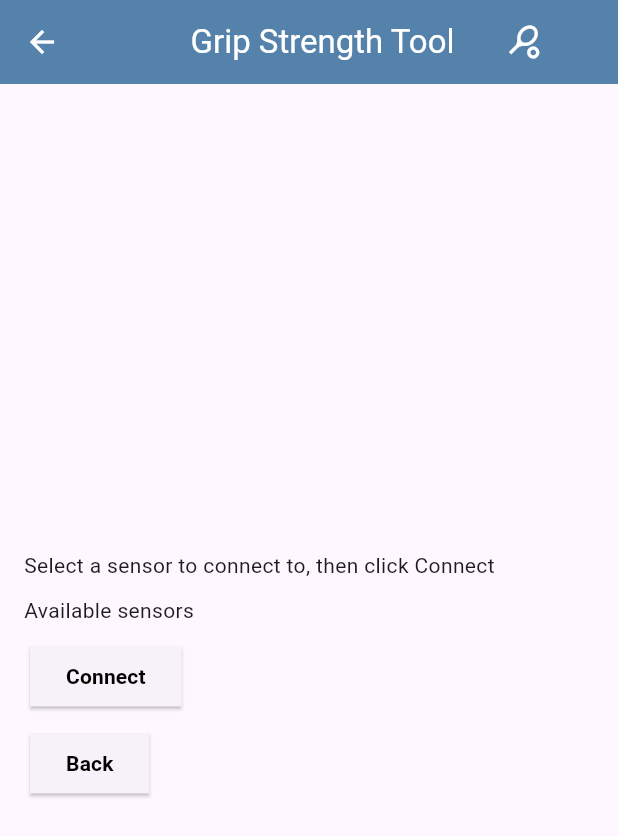
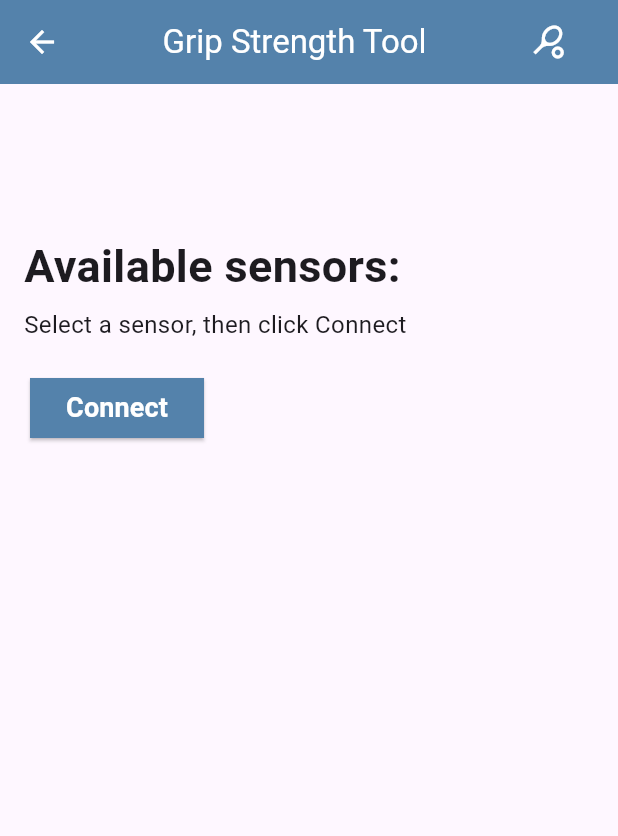
Before and after one commit to HopeCollegeCS/GripFixer, a Flutter app: the ConnectToSensor screen opened directly with empty values, on a phone screen of 412 x 824 dp. Shown: the top 836 px of the screen. Run offline on Flutter 3.47's test engine with Material 3 defaults, Android fonts, the phone set to English and light mode, and no system bars; our stand-ins replace camera, flutter_blue_plus, go_router, sqflite, syncfusion_flutter_charts, syncfusion_flutter_gauges and 1 more; accounts and stored records are empty.

Commit message:
connect to sensor

```diff
--- a/lib/connect_to_sensor.dart
+++ b/lib/connect_to_sensor.dart
@@ -15,14 +15,14 @@ class ConnectToSensor extends StatefulWidget {
   State<ConnectToSensor> createState() => _ConnectToSensor();
 }
 
-bool firstTime = false;
-
 class _ConnectToSensor extends State<ConnectToSensor> {
   BluetoothDevice? _selectedDevice;
   List<BluetoothDevice> _discoveredDevices = [];
   AppState state = AppState();
   final Completer<void> completer = Completer();
   bool isConnecting = false;
+  late bool firstTime = false;
+
   //initializes the Bluetooth state
   @override
   void initState() {
@@ -33,10 +33,9 @@ class _ConnectToSensor extends State<ConnectToSensor> {
 
   // checks if the Bluetooth adapter is on
   Future<void> initBluetoothState() async {
-    bool isOn =
-        await FlutterBluePlus.adapterState.first == BluetoothAdapterState.on;
-
+    bool isOn = await FlutterBluePlus.adapterState.first == BluetoothAdapterState.on;
     if (!isOn) {
+      firstTime = true;
       await FlutterBluePlus.turnOn();
     }
     //sets the log level for the flutter_blue_plus package and checks if Bluetooth is supported on the device
@@ -59,8 +58,6 @@ class _ConnectToSensor extends State<ConnectToSensor> {
         setState(() {
           _discoveredDevices = results.map((result) => result.device).toList();
         });
-      } else {
-        firstTime = true;
       }
     }).onDone(() {
       print('Scan finished');
@@ -77,36 +74,20 @@ class _ConnectToSensor extends State<ConnectToSensor> {
         device.discoverServices(timeout: 30).then((services) {
           // Discover services and characteristics
           //List<BluetoothService> services = await device.discoverServices();
-          var service = services
-              .where(
-                  (s) => s.uuid == Guid("19b10000-e8f2-537e-4f6c-d104768a1214"))
-              .first;
-          var requestCharacteristic = service.characteristics
-              .where(
-                  (s) => s.uuid == Guid("19b10001-e8f2-537e-4f6c-d104768a1215"))
-              .first;
-          var responseCharacteristic = service.characteristics
-              .where(
-                  (s) => s.uuid == Guid("19b10001-e8f2-537e-4f6c-d104768a1216"))
-              .first;
-          var maxGripStrengthCharacteristic = service.characteristics
-              .where(
-                  (s) => s.uuid == Guid("19b10001-e8f2-537e-4f6c-d104768a1217"))
-              .first;
-          var targetGripPercentageCharacteristic = service.characteristics
-              .where(
-                  (s) => s.uuid == Guid("19b10001-e8f2-537e-4f6c-d104768a1218"))
-              .first;
-          var enableFeedbackCharacteristic = service.characteristics
-              .where(
-                  (s) => s.uuid == Guid("19b10001-e8f2-537e-4f6c-d104768a1219"))
-              .first;
-          var sensorNumberCharacteristic = service.characteristics
-              .where(
-                  (s) => s.uuid == Guid("19b10001-e8f2-537e-4f6c-d104768a1220"))
-              .first;
-          state.targetGripPercentageCharacteristic =
-              targetGripPercentageCharacteristic;
+          var service = services.where((s) => s.uuid == Guid("19b10000-e8f2-537e-4f6c-d104768a1214")).first;
+          var requestCharacteristic =
+              service.characteristics.where((s) => s.uuid == Guid("19b10001-e8f2-537e-4f6c-d104768a1215")).first;
+          var responseCharacteristic =
+              service.characteristics.where((s) => s.uuid == Guid("19b10001-e8f2-537e-4f6c-d104768a1216")).first;
+          var maxGripStrengthCharacteristic =
+              service.characteristics.where((s) => s.uuid == Guid("19b10001-e8f2-537e-4f6c-d104768a1217")).first;
+          var targetGripPercentageCharacteristic =
+              service.characteristics.where((s) => s.uuid == Guid("19b10001-e8f2-537e-4f6c-d104768a1218")).first;
+          var enableFeedbackCharacteristic =
+              service.characteristics.where((s) => s.uuid == Guid("19b10001-e8f2-537e-4f6c-d104768a1219")).first;
+          var sensorNumberCharacteristic =
+              service.characteristics.where((s) => s.uuid == Guid("19b10001-e8f2-537e-4f6c-d104768a1220")).first;
+          state.targetGripPercentageCharacteristic = targetGripPercentageCharacteristic;
           state.maxGripStrengthCharacteristic = maxGripStrengthCharacteristic;
           state.enableFeedbackCharacteristic = enableFeedbackCharacteristic;
           state.sensorNumberCharacteristic = sensorNumberCharacteristic;
@@ -143,10 +124,11 @@ class _ConnectToSensor extends State<ConnectToSensor> {
 //test later bc of arduino overheating
   @override
   Widget build(BuildContext context) {
-    if (state.bluetoothDevice == null) {
+    if (!firstTime) {
       return Scaffold(
         appBar: AppBar(
           backgroundColor: const Color(0xFF5482ab),
+          centerTitle: true,
           leading: IconButton(
             color: (const Color(0xFFFFFFFF)),
             onPressed: () async {
@@ -158,16 +140,12 @@ class _ConnectToSensor extends State<ConnectToSensor> {
             child: Row(
               mainAxisAlignment: MainAxisAlignment.spaceEvenly,
               children: [
-                const SizedBox(width: 10),
+                const SizedBox(width: 24),
                 const Text('Grip Strength Tool',
                     style: TextStyle(
                       color: Color(0xFFFFFFFF),
                     )),
-                // const SizedBox(width: 10),
-                // const Icon(
-                //   Icons.sports_tennis,
-                // ),
-                // const SizedBox(width: 10),
+                const SizedBox(width: 45),
                 Builder(
                   builder: (context) {
                     return IconButton(
@@ -185,28 +163,28 @@ class _ConnectToSensor extends State<ConnectToSensor> {
         ),
         body: Center(
           child: Column(
-            mainAxisAlignment: MainAxisAlignment.center,
+            mainAxisAlignment: MainAxisAlignment.start,
             children: [
-              const SizedBox(height: 20.0),
+              const SizedBox(height: 100.0),
               const Padding(
                 padding: EdgeInsets.only(left: 16.0),
                 child: Align(
                   alignment: Alignment.centerLeft,
-                  child:
-                      Text('Select a sensor to connect to, then click Connect'),
+                  child: Text('Available sensors:', style: TextStyle(fontSize: 30, fontWeight: FontWeight.bold)),
                 ),
               ),
-              const SizedBox(height: 10.0),
+              const SizedBox(height: 6),
               const Padding(
                 padding: EdgeInsets.only(left: 16.0),
                 child: Align(
                   alignment: Alignment.centerLeft,
-                  child: Text('Available sensors'),
+                  child: Text('Select a sensor, then click Connect', style: TextStyle(fontSize: 16)),
                 ),
               ),
+              const SizedBox(height: 10.0),
               // AVAILABLE SENSORS GO HERE
               ...(_discoveredDevices.map((device) => ListTile(
-                  title: Text(device.platformName),
+                  title: Text(device.platformName, style: const TextStyle(fontSize: 16)),
                   leading: Radio<BluetoothDevice>(
                     value: device,
                     groupValue: _selectedDevice,
@@ -224,8 +202,7 @@ class _ConnectToSensor extends State<ConnectToSensor> {
                   crossAxisAlignment: CrossAxisAlignment.start,
                   children: [
                     Stack(
-                      alignment: Alignment
-                          .center, // Center the CircularProgressIndicator
+                      alignment: Alignment.center, // Center the CircularProgressIndicator
                       children: [
                         Align(
                           alignment: Alignment.centerLeft,
@@ -236,25 +213,21 @@ class _ConnectToSensor extends State<ConnectToSensor> {
                                 connectToDevice(_selectedDevice!);
                               }
                               if (_selectedDevice == null &&
-                                  await FlutterBluePlus.adapterState.first ==
-                                      BluetoothAdapterState.on) {
+                                  await FlutterBluePlus.adapterState.first == BluetoothAdapterState.on) {
                                 context.push("/${widget.nextRoute}");
                               }
-                              await completer
-                                  .future; //wait for the characteristic value to be received
+                              await completer.future; //wait for the characteristic value to be received
                               context.push("/${widget.nextRoute}");
                             },
                             style: ElevatedButton.styleFrom(
+                              backgroundColor: const Color(0xFF5482ab),
                               shape: const RoundedRectangleBorder(
                                 borderRadius: BorderRadius.zero,
                               ),
                             ),
                             child: const Text(
                               'Connect',
-                              style: TextStyle(
-                                fontWeight: FontWeight.bold,
-                                color: Colors.black,
-                              ),
+                              style: TextStyle(fontWeight: FontWeight.bold, color: Colors.white, fontSize: 18),
                             ),
                           ),
                         ),
@@ -263,27 +236,6 @@ class _ConnectToSensor extends State<ConnectToSensor> {
                             child: CircularProgressIndicator(),
                           ),
                       ],
-                    ),
-                    const SizedBox(height: 10.0),
-                    Align(
-                      alignment: Alignment.centerLeft,
-                      child: ElevatedButton(
-                        onPressed: () {
-                          context.push("/WelcomePage");
-                        },
-                        style: ElevatedButton.styleFrom(
-                          shape: const RoundedRectangleBorder(
-                            borderRadius: BorderRadius.zero,
-                          ),
-                        ),
-                        child: const Text(
-                          'Back',
-                          style: TextStyle(
-                            fontWeight: FontWeight.bold,
-                            color: Colors.black,
-                          ),
-                        ),
-                      ),
                     ),
                   ],
                 ),
@@ -368,8 +320,7 @@ class _ConnectToSensor extends State<ConnectToSensor> {
                   crossAxisAlignment: CrossAxisAlignment.start,
                   children: [
                     Stack(
-                      alignment: Alignment
-                          .center, // Center the CircularProgressIndicator
+                      alignment: Alignment.center, // Center the CircularProgressIndicator
                       children: [
                         Align(
                           alignment: Alignment.centerLeft,
@@ -380,12 +331,10 @@ class _ConnectToSensor extends State<ConnectToSensor> {
                                 connectToDevice(_selectedDevice!);
                               }
                               if (_selectedDevice == null &&
-                                  await FlutterBluePlus.adapterState.first ==
-                                      BluetoothAdapterState.on) {
+                                  await FlutterBluePlus.adapterState.first == BluetoothAdapterState.on) {
                                 context.push("/${widget.nextRoute}");
                               }
-                              await completer
-                                  .future; //wait for the characteristic value to be received
+                              await completer.future; //wait for the characteristic value to be received
                               context.push("/${widget.nextRoute}");
                             },
                             style: ElevatedButton.styleFrom(
@@ -439,4 +388,4 @@ class _ConnectToSensor extends State<ConnectToSensor> {
       );
     }
   }
-} // end
+}
```
